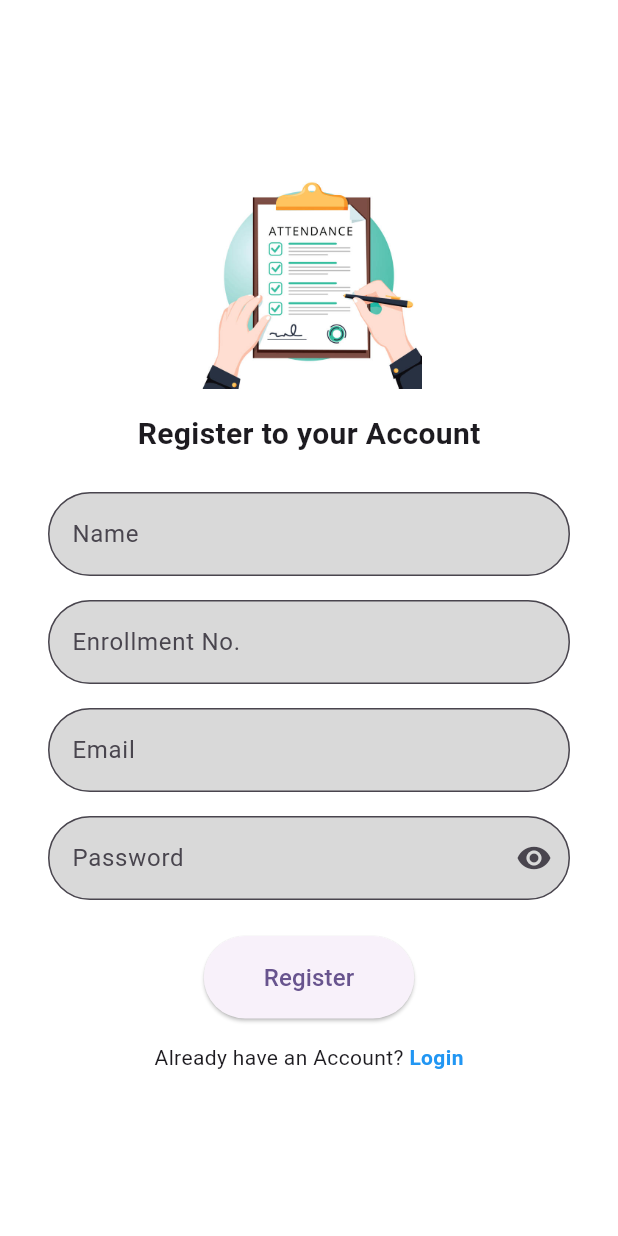
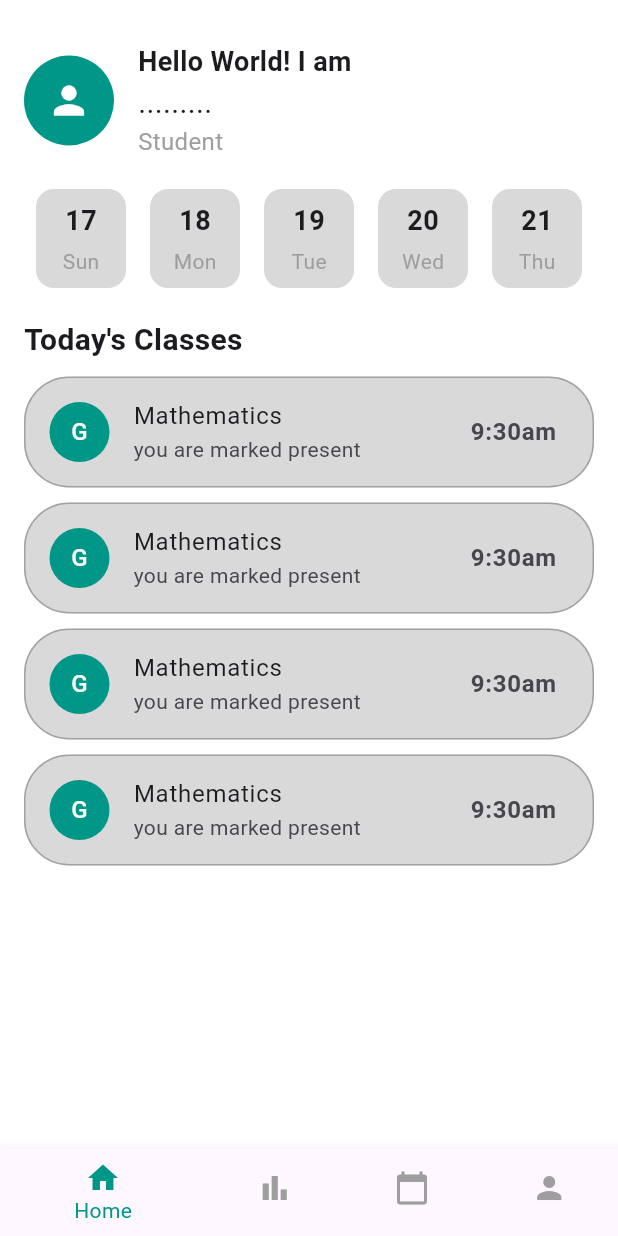
Before and after one commit to Aryanlanghanoja/Appathon_-_CPMAD, a Flutter app: the screen it shows after launch, on a phone screen of 412 x 824 dp. Run offline on Flutter 3.47's test engine with Material 3 defaults, Android fonts, the phone set to English and light mode, and no system bars; our stand-ins replace firebase_core, flutter_svg; accounts and stored records are empty.

Commit message:
client home screen

```diff
--- a/quick_attend/lib/main.dart
+++ b/quick_attend/lib/main.dart
@@ -1,6 +1,7 @@
 import 'package:firebase_core/firebase_core.dart';
 import 'package:flutter/material.dart';
 import 'package:quick_attend/firebase_options.dart';
+import 'package:quick_attend/screens/client%20side/client_home_screen.dart';
 import 'package:quick_attend/screens/client%20side/client_registration.dart';
 import 'package:quick_attend/screens/role_distibution.dart';
 // import 'package:quick_attend/screens/home_screen.dart';
@@ -27,7 +28,7 @@ class MyApp extends StatelessWidget {
       debugShowCheckedModeBanner: false,
       home: const SplashScreen(),
           routes: {
-        '/home': (context) => const RegistrationScreen(), // Define your home screen here
+        '/home': (context) =>  HomeScreen(), // Define your home screen here
       },
     );
   }
--- /dev/null
+++ b/quick_attend/lib/screens/client side/client_home_screen.dart
@@ -0,0 +1,150 @@
+import 'package:flutter/material.dart';
+
+class HomeScreen extends StatelessWidget {
+  @override
+  Widget build(BuildContext context) {
+    return Scaffold(
+      backgroundColor: Colors.white,
+      bottomNavigationBar: BottomNavigationBar(
+        items: [
+          BottomNavigationBarItem(
+            icon: Icon(Icons.home),
+            label: 'Home',
+          ),
+          BottomNavigationBarItem(
+            icon: Icon(Icons.bar_chart),
+            label: 'Report',
+          ),
+          BottomNavigationBarItem(
+            icon: Icon(Icons.calendar_today),
+            label: 'Calendar',
+          ),
+          BottomNavigationBarItem(
+            icon: Icon(Icons.person),
+            label: 'Profile',
+          ),
+        ],
+        selectedItemColor: Colors.teal,
+        unselectedItemColor: Colors.grey,
+      ),
+      body: Padding(
+        padding: const EdgeInsets.symmetric(horizontal: 16.0, vertical: 8.0),
+        child: Column(
+          crossAxisAlignment: CrossAxisAlignment.start,
+          children: [
+            SizedBox(height: 20),
+            Row(
+              children: [
+                CircleAvatar(
+                  radius: 30,
+                  backgroundColor: Colors.teal,
+                  child: Icon(Icons.person, color: Colors.white, size: 30),
+                ),
+                SizedBox(width: 16),
+                Column(
+                  crossAxisAlignment: CrossAxisAlignment.start,
+                  children: [
+                    Text(
+                      'Hello World! I am',
+                      style: TextStyle(
+                        fontSize: 18,
+                        fontWeight: FontWeight.bold,
+                      ),
+                    ),
+                    Text(
+                      '.........',
+                      style: TextStyle(fontSize: 20),
+                    ),
+                    Text(
+                      'Student',
+                      style: TextStyle(color: Colors.grey, fontSize: 16),
+                    ),
+                  ],
+                ),
+              ],
+            ),
+            SizedBox(height: 20),
+            // Date Picker Row with Boxed Days and More Width
+            SingleChildScrollView(
+              scrollDirection: Axis.horizontal,
+              child: Row(
+                children: List.generate(7, (index) {
+                  return Padding(
+                    padding: const EdgeInsets.symmetric(horizontal: 8.0),
+                    child: Container(
+                      width: 60, // Set fixed width for more space
+                      decoration: BoxDecoration(
+                        color: Color(0xFFD9D9D9), // Background color for each day
+                        borderRadius: BorderRadius.circular(12), // Rounded corners
+                      ),
+                      padding: EdgeInsets.symmetric(vertical: 8), // Adjusted padding
+                      child: Column(
+                        children: [
+                          Text(
+                            '${17 + index}', // Sample dates
+                            style: TextStyle(
+                              fontWeight: FontWeight.bold,
+                              fontSize: 18,
+                            ),
+                          ),
+                          SizedBox(height: 4),
+                          Text(
+                            ['Sun', 'Mon', 'Tue', 'Wed', 'Thu', 'Fri', 'Sat'][index % 7],
+                            style: TextStyle(color: Colors.grey),
+                          ),
+                        ],
+                      ),
+                    ),
+                  );
+                }),
+              ),
+            ),
+            SizedBox(height: 20),
+            Text(
+              "Today's Classes",
+              style: TextStyle(
+                fontSize: 20,
+                fontWeight: FontWeight.bold,
+              ),
+            ),
+            SizedBox(height: 10),
+            // Class List with Rounded Capsules
+            Expanded(
+              child: ListView.builder(
+                itemCount: 4,
+                itemBuilder: (context, index) {
+                  return Container(
+                    margin: EdgeInsets.only(bottom: 10),
+                    decoration: BoxDecoration(
+                      color: Color(0xFFD9D9D9), // Set background color to D9D9D9
+                      borderRadius: BorderRadius.circular(30), // High borderRadius for capsule shape
+                      border: Border.all(color: Colors.black26),
+                    ),
+                    child: ListTile(
+                      leading: CircleAvatar(
+                        backgroundColor: Colors.teal,
+                        child: Text(
+                          'G',
+                          style: TextStyle(color: Colors.white),
+                        ),
+                      ),
+                      title: Text('Mathematics'),
+                      subtitle: Text('you are marked present'),
+                      trailing: Text(
+                        '9:30am',
+                        style: TextStyle(
+                          fontWeight: FontWeight.bold,
+                          fontSize: 16,
+                        ),
+                      ),
+                    ),
+                  );
+                },
+              ),
+            ),
+          ],
+        ),
+      ),
+    );
+  }
+}
```
